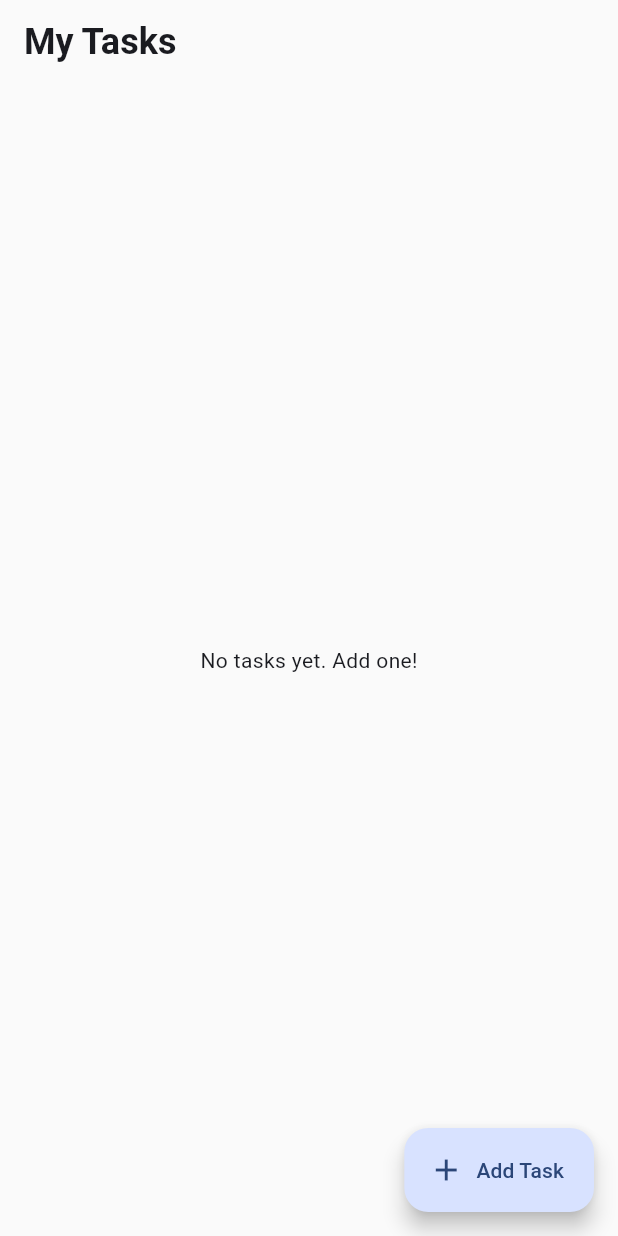
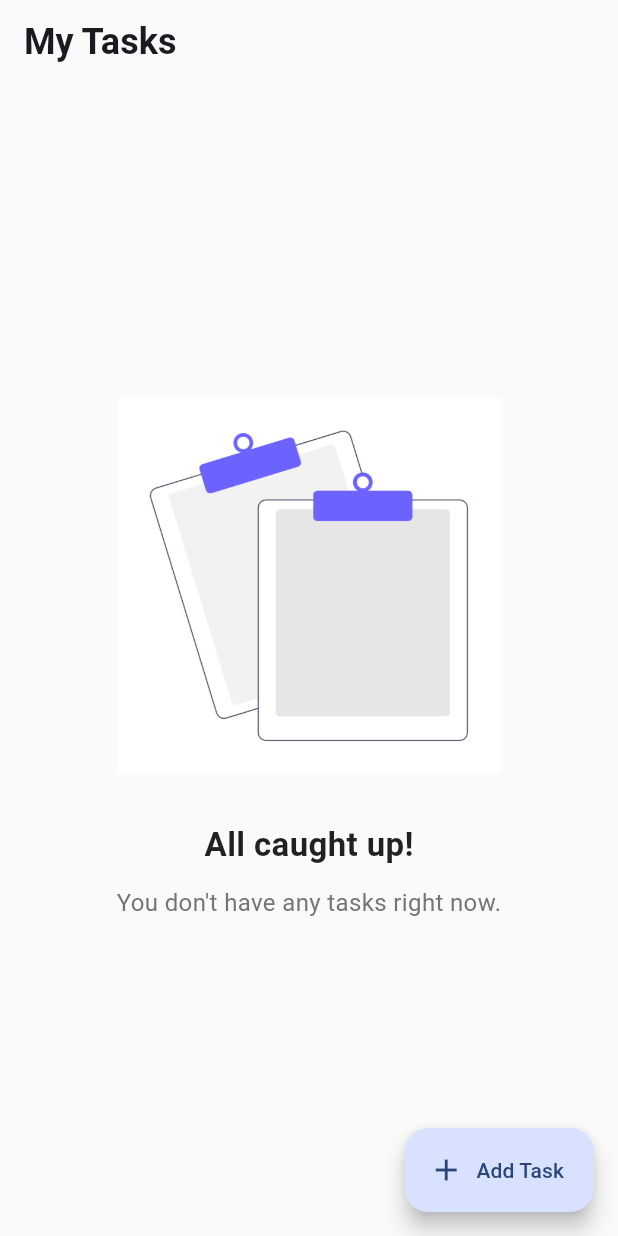
Before and after one commit to Seddek-Nadhem/todo_app, a Flutter app: the screen it shows after launch, on a phone screen of 412 x 824 dp. Run offline on Flutter 3.47's test engine with Material 3 defaults, Android fonts, the phone set to English and light mode, and no system bars; our stand-ins replace equatable, flutter_bloc, get_it, sqflite; accounts and stored records are empty.

Commit message:
style: add empty state png

```diff
--- a/lib/presentation/pages/home_page.dart
+++ b/lib/presentation/pages/home_page.dart
@@ -28,7 +28,40 @@ class HomePage extends StatelessWidget {
             return const Center(child: CircularProgressIndicator());
           } else if (state is TodoLoaded) {
             if (state.todos.isEmpty) {
-              return const Center(child: Text("No tasks yet. Add one!"));
+              return Center(
+                child: Padding(
+                  padding: const EdgeInsets.symmetric(horizontal: 40),
+                  child: Column(
+                    mainAxisAlignment: MainAxisAlignment.center,
+                    children: [
+                      Image.asset(
+                        'assets/empty_state.png',
+                        height: 250,
+                        fit: BoxFit.contain,
+                      ),
+                      const SizedBox(height: 32),
+                      const Text(
+                        "All caught up!",
+                        style: TextStyle(
+                          fontSize: 22,
+                          fontWeight: FontWeight.bold,
+                          color: Colors.black87,
+                        ),
+                      ),
+                      const SizedBox(height: 12),
+                      Text(
+                        "You don't have any tasks right now.",
+                        textAlign: TextAlign.center,
+                        style: TextStyle(
+                          fontSize: 16,
+                          color: Colors.grey[600],
+                          height: 1.5, // Better readability
+                        ),
+                      ),
+                    ],
+                  ),
+                ),
+              );
             }
             return ListView.separated(
               padding: const EdgeInsets.all(16),
--- a/pubspec.yaml
+++ b/pubspec.yaml
@@ -32,8 +32,8 @@ flutter:
   uses-material-design: true
 
   # To add assets to your application, add an assets section, like this:
-  # assets:
-  #   - images/a_dot_burr.jpeg
+  assets:
+    - assets/
   #   - images/a_dot_ham.jpeg
 
 
```
Also changed, not shown: assets/empty_state.png (added).
